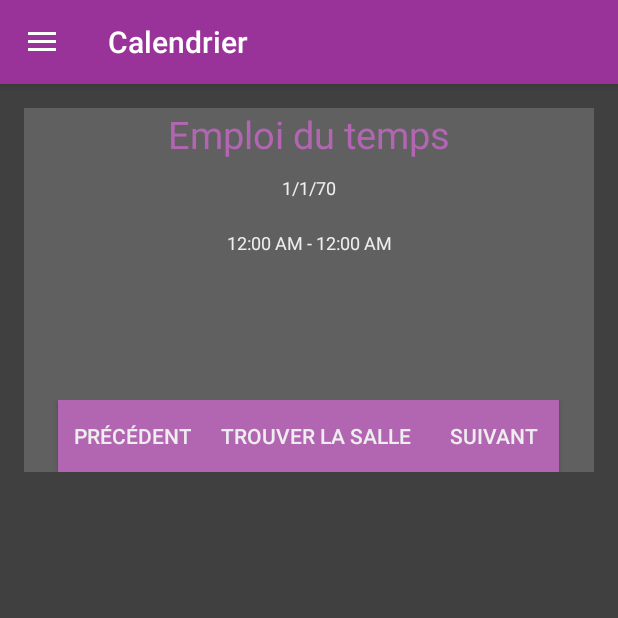
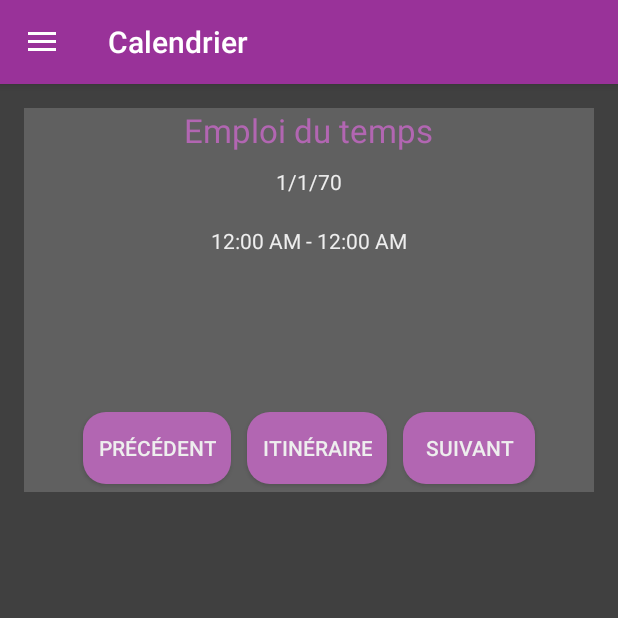
Before and after one commit to ujm-projet-l3info/Groupe4, an Android app: the CalendrierActivity screen opened directly, with no data from a screen before it, on a phone screen of 412 x 824 dp, the top half of it. Run offline under Robolectric (Android 15) with nearby library versions, the phone set to English and light mode, and no system bars; 6 statements that could not run were skipped.

Commit message:
utilisation bouton entree dans formulaire itineraire, style boutons, affichage de seulement les events qui ont un emplacement

```diff
--- a/univLocation/app/src/main/res/layout/content_calendrier.xml
+++ b/univLocation/app/src/main/res/layout/content_calendrier.xml
@@ -26,7 +26,6 @@
             android:text="@string/emploi_du_temps"
             android:id="@+id/edt"
             android:layout_gravity="center_horizontal"
-            android:textSize="25dp"
             android:textColor="@color/colorAccent"/>
 
         <TextView
@@ -35,7 +34,7 @@
             android:layout_height="wrap_content"
             android:gravity="center"
             android:padding="10dip"
-            android:textSize="12dp"
+            android:textAppearance="?android:attr/textAppearanceSmall"
             android:textColor="@color/colorText"/>
 
         <TextView
@@ -44,7 +43,7 @@
             android:layout_height="wrap_content"
             android:gravity="center"
             android:padding="10dip"
-            android:textSize="12dp"
+            android:textAppearance="?android:attr/textAppearanceSmall"
             android:textColor="@color/colorText"/>
 
         <TextView
@@ -54,7 +53,7 @@
             android:gravity="center"
             android:padding="10dip"
             android:textStyle="bold"
-            android:textSize="18dp"
+            android:textAppearance="?android:attr/textAppearanceMedium"
             android:textColor="@color/colorText"/>
 
         <TextView
@@ -64,7 +63,7 @@
             android:gravity="center"
             android:padding="10dip"
             android:textColor="@color/colorText"
-            android:textSize="16dp"
+            android:textAppearance="?android:attr/textAppearanceMedium"
             android:textAllCaps="true" />
 
         <LinearLayout
@@ -74,30 +73,33 @@
             android:gravity="center" >
 
             <Button
+                android:layout_margin="5dp"
                 android:layout_width="wrap_content"
                 android:layout_height="wrap_content"
                 android:id="@+id/precedent"
                 android:text="@string/precedent"
                 android:padding="10dip"
-                android:background="@color/colorAccent"
+                android:background="@drawable/bouton"
                 android:textColor="@color/colorText" />
 
             <Button
+                android:layout_margin="5dp"
                 android:layout_width="wrap_content"
                 android:layout_height="wrap_content"
                 android:id="@+id/y_aller"
                 android:text="@string/y_aller"
                 android:padding="10dip"
-                android:background="@color/colorAccent"
+                android:background="@drawable/bouton"
                 android:textColor="@color/colorText" />
 
             <Button
+                android:layout_margin="5dp"
                 android:layout_width="wrap_content"
                 android:layout_height="wrap_content"
                 android:id="@+id/suivant"
                 android:text="@string/suivant"
                 android:padding="10dip"
-                android:background="@color/colorAccent"
+                android:background="@drawable/bouton"
                 android:textColor="@color/colorText" />
 
         </LinearLayout>
--- a/univLocation/app/src/main/res/values/strings.xml
+++ b/univLocation/app/src/main/res/values/strings.xml
@@ -11,7 +11,7 @@
     <string name="emploi_du_temps">Emploi du temps</string>
     <string name="precedent">Précédent</string>
     <string name="suivant">Suivant</string>
-    <string name="y_aller">Trouver la salle</string>
+    <string name="y_aller">Itinéraire</string>
 
     <string name="trouver_toilettes">Toilettes</string>
     <string name="trouver_distrib">Distributeurs</string>
```
Also changed, not shown: univLocation/app/src/main/java/com/example/jules/univLocation/CalendrierActivity.java (+5 -7 lines).
